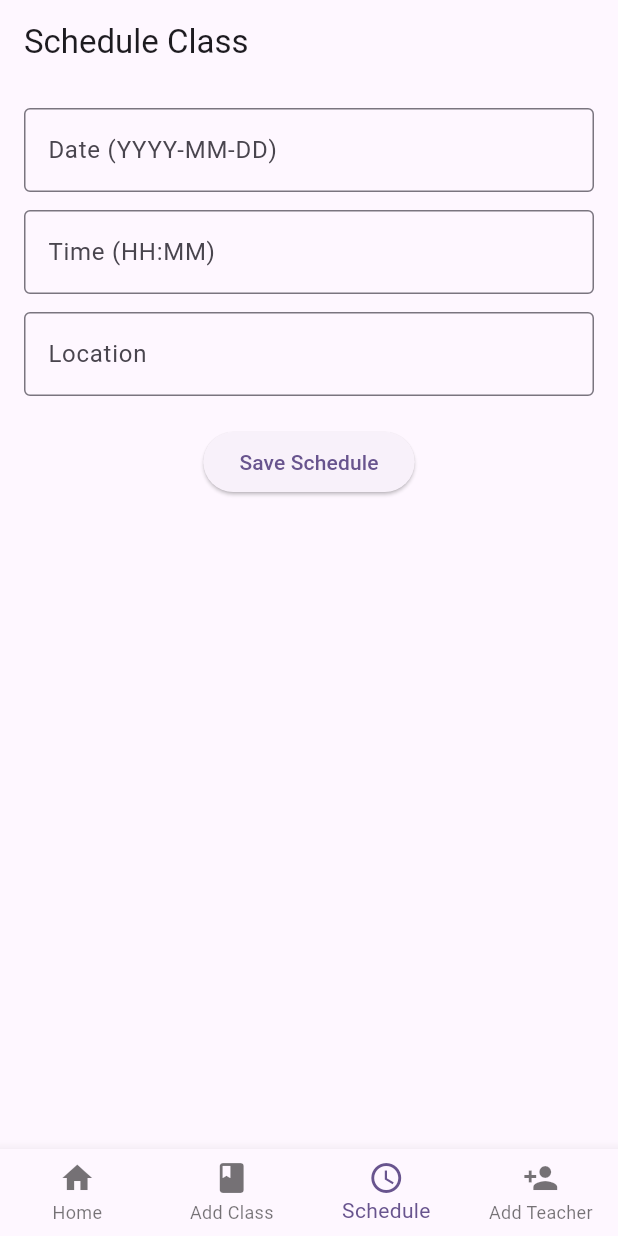
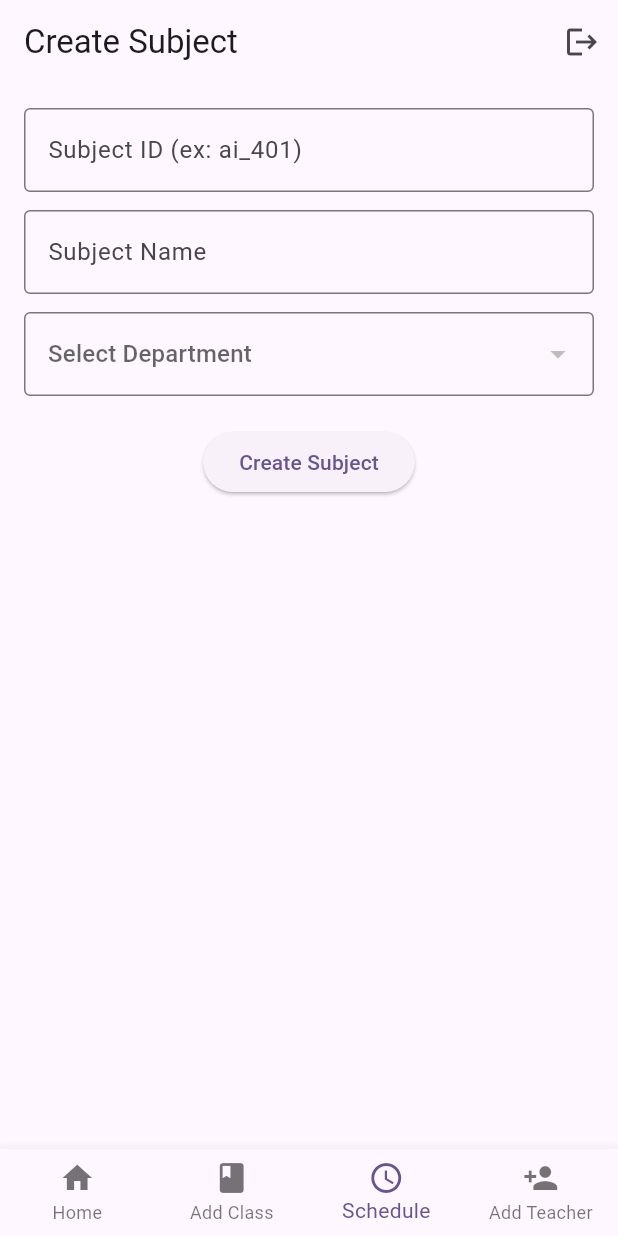
Before and after one commit to Nant23/facelog, a Flutter app: the AdminDashboard screen opened directly, item 3 of the bottom bar chosen, on a phone screen of 412 x 824 dp. Run offline on Flutter 3.47's test engine with Material 3 defaults, Android fonts, the phone set to English and light mode, and no system bars; our stand-ins replace cloud_firestore, firebase_auth, firebase_core, firebase_messaging, flutter_local_notifications; accounts and stored records are empty.

Commit message:
admin add subject funtionality

```diff
--- a/lib/admin/admin_nav_bar.dart
+++ b/lib/admin/admin_nav_bar.dart
@@ -1,7 +1,7 @@
 import 'package:flutter/material.dart';
 import 'admin_students_page.dart';
 import 'add_classroom_page.dart';
-import 'schedule_class_page.dart';
+import 'create_subject_page.dart';
 import 'add_teacher_page.dart';
 
 class AdminDashboard extends StatefulWidget {
@@ -17,7 +17,7 @@ class _AdminDashboardState extends State<AdminDashboard> {
   final List<Widget> _pages = [
     AdminStudentsPage(),
     AddClassroomPage(),
-    ScheduleClassPage(),
+    CreateSubjectPage(),
     AddTeacherPage(),
   ];
 
--- /dev/null
+++ b/lib/admin/create_subject_page.dart
@@ -0,0 +1,167 @@
+import 'package:flutter/material.dart';
+import 'package:firebase_auth/firebase_auth.dart';
+import 'package:cloud_firestore/cloud_firestore.dart';
+import 'package:facelog/login_page.dart';
+
+class CreateSubjectPage extends StatefulWidget {
+  const CreateSubjectPage({super.key});
+
+  @override
+  State<CreateSubjectPage> createState() => _CreateSubjectPageState();
+}
+
+class _CreateSubjectPageState extends State<CreateSubjectPage> {
+
+  final TextEditingController subjectIdController = TextEditingController();
+  final TextEditingController subjectNameController = TextEditingController();
+
+  List<Map<String, dynamic>> departments = [];
+  String? selectedDepartmentName;
+  String? selectedDepartmentCode;
+
+  @override
+  void initState() {
+    super.initState();
+    loadDepartments();
+  }
+
+  Future<void> loadDepartments() async {
+
+    final snapshot =
+        await FirebaseFirestore.instance.collection("departments").get();
+
+    setState(() {
+      departments = snapshot.docs.map((doc) => doc.data()).toList();
+    });
+
+  }
+
+  Future<void> createSubject() async {
+
+    if (selectedDepartmentCode == null) return;
+
+    // find groups belonging to this department
+    final groupsSnapshot = await FirebaseFirestore.instance
+        .collection("groups")
+        .where("departmentId", isEqualTo: selectedDepartmentCode)
+        .get();
+
+    List<String> groupIds =
+        groupsSnapshot.docs.map((doc) => doc.id).toList();
+
+    await FirebaseFirestore.instance
+        .collection("subjects")
+        .doc(subjectIdController.text)
+        .set({
+      "name": subjectNameController.text,
+      "departmentId": selectedDepartmentCode,
+      "groupIds": groupIds,
+    });
+
+    ScaffoldMessenger.of(context).showSnackBar(
+      const SnackBar(content: Text("Subject Created")),
+    );
+
+    subjectIdController.clear();
+    subjectNameController.clear();
+
+    setState(() {
+      selectedDepartmentName = null;
+      selectedDepartmentCode = null;
+    });
+  }
+
+  @override
+  Widget build(BuildContext context) {
+
+    return Scaffold(
+
+      appBar: AppBar(
+        title: const Text("Create Subject"),
+        actions: [
+          IconButton(
+            icon: const Icon(Icons.logout),
+            onPressed: () async {
+              await FirebaseAuth.instance.signOut();
+
+              Navigator.pushAndRemoveUntil(
+                context,
+                MaterialPageRoute(builder: (context) => LoginPage()),
+                (route) => false,
+              );
+            },
+          )
+        ],
+      ),
+
+      body: Padding(
+        padding: const EdgeInsets.all(16),
+
+        child: Column(
+          children: [
+
+            TextField(
+              controller: subjectIdController,
+              decoration: const InputDecoration(
+                labelText: "Subject ID (ex: ai_401)",
+                border: OutlineInputBorder(),
+              ),
+            ),
+
+            const SizedBox(height: 12),
+
+            TextField(
+              controller: subjectNameController,
+              decoration: const InputDecoration(
+                labelText: "Subject Name",
+                border: OutlineInputBorder(),
+              ),
+            ),
+
+            const SizedBox(height: 12),
+
+            DropdownButtonFormField<String>(
+              value: selectedDepartmentName,
+              hint: const Text("Select Department"),
+              items: departments.map((dept) {
+
+                return DropdownMenuItem<String>(
+                  value: dept["name"],
+                  child: Text(dept["name"]),
+                );
+
+              }).toList(),
+
+              onChanged: (value) {
+
+                setState(() {
+
+                  selectedDepartmentName = value;
+
+                  final dept = departments.firstWhere(
+                      (d) => d["name"] == value);
+
+                  selectedDepartmentCode = dept["code"];
+
+                });
+
+              },
+
+              decoration: const InputDecoration(
+                border: OutlineInputBorder(),
+              ),
+            ),
+
+            const SizedBox(height: 20),
+
+            ElevatedButton(
+              onPressed: createSubject,
+              child: const Text("Create Subject"),
+            ),
+
+          ],
+        ),
+      ),
+    );
+  }
+}
--- a/lib/admin/schedule_class_page.dart
+++ /dev/null
@@ -1,55 +0,0 @@
-import 'package:flutter/material.dart';
-
-class ScheduleClassPage extends StatelessWidget {
-  ScheduleClassPage({super.key});
-
-  final TextEditingController dateController = TextEditingController();
-  final TextEditingController timeController = TextEditingController();
-  final TextEditingController locationController = TextEditingController();
-
-  @override
-  Widget build(BuildContext context) {
-    return Scaffold(
-      appBar: AppBar(
-        title: const Text("Schedule Class"),
-      ),
-      body: Padding(
-        padding: const EdgeInsets.all(16),
-        child: Column(
-          children: [
-            TextField(
-              controller: dateController,
-              decoration: const InputDecoration(
-                labelText: "Date (YYYY-MM-DD)",
-                border: OutlineInputBorder(),
-              ),
-            ),
-            const SizedBox(height: 12),
-            TextField(
-              controller: timeController,
-              decoration: const InputDecoration(
-                labelText: "Time (HH:MM)",
-                border: OutlineInputBorder(),
-              ),
-            ),
-            const SizedBox(height: 12),
-            TextField(
-              controller: locationController,
-              decoration: const InputDecoration(
-                labelText: "Location",
-                border: OutlineInputBorder(),
-              ),
-            ),
-            const SizedBox(height: 20),
-            ElevatedButton(
-              onPressed: () {
-                // TODO: Save schedule in Firestore
-              },
-              child: const Text("Save Schedule"),
-            ),
-          ],
-        ),
-      ),
-    );
-  }
-}
```
Also changed, not shown: lib/admin/add_classroom_page.dart (+50 -37 lines).
